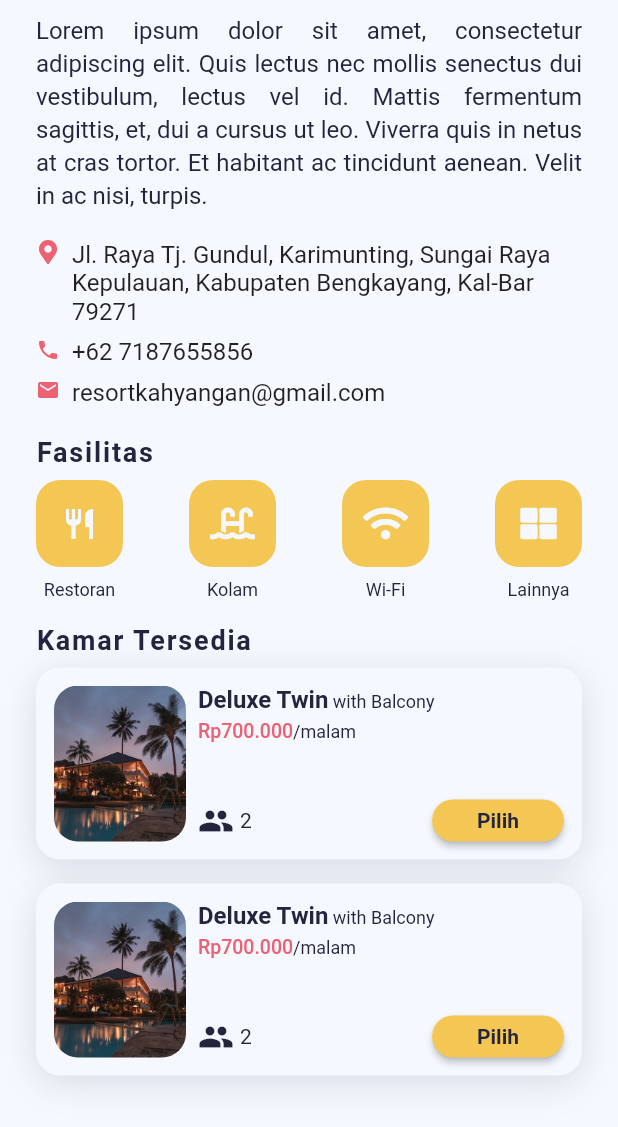
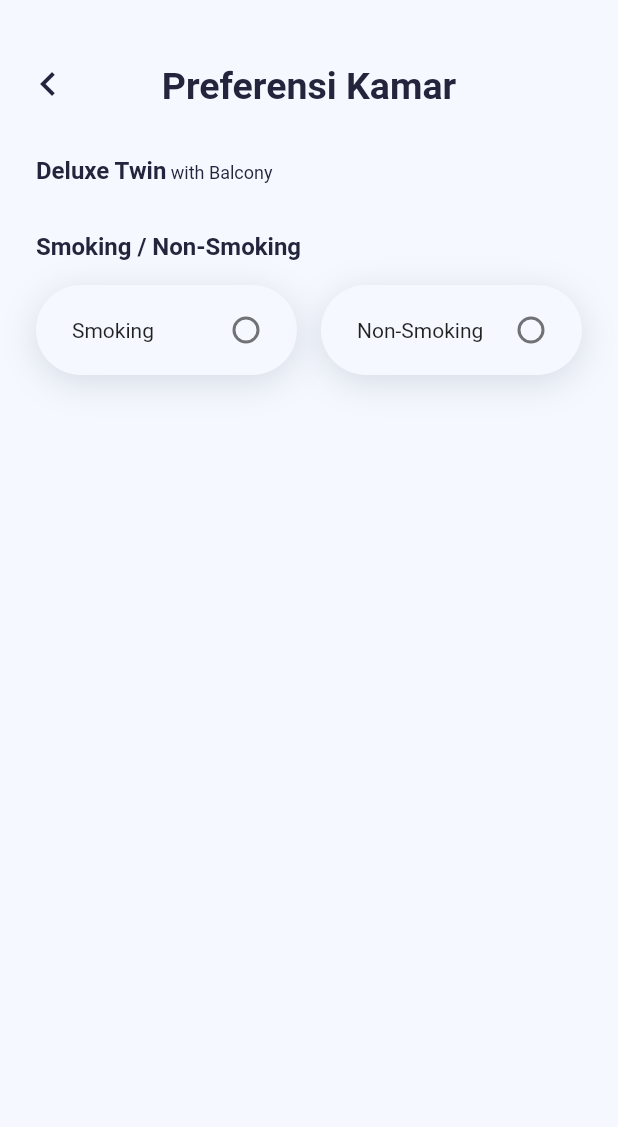
Before and after one commit to akhiang/reservation-hotel, a Flutter app: the HotelInformation widget shown alone on an empty page, opened directly, after a tap on "Pilih", on a phone screen of 412 x 824 dp. Shown: the top 1127 px of the screen. Run offline on Flutter 3.47's test engine with Material 2 defaults, Android fonts, the phone set to English and light mode, and no system bars; our stand-ins replace carousel_slider, flutter_rating_bar, font_awesome_flutter, sliding_sheet, sliding_up_panel, step_progress_indicator and 1 more; missing offline and left inert: simple_tooltip, snapping_sheet, super_tooltip; network calls fail.

Commit message:
add room preference

```diff
--- a/lib/screens/hotel/hotel_information.dart
+++ b/lib/screens/hotel/hotel_information.dart
@@ -19,7 +19,7 @@ class HotelInformation extends StatelessWidget {
           _buildDescription(),
           _buildContact(),
           _buildFacility(),
-          _buildHotelRoom(),
+          _buildHotelRoom(context),
           SizedBox(height: 24.0),
         ],
       ),
@@ -94,7 +94,7 @@ class HotelInformation extends StatelessWidget {
     );
   }
 
-  Padding _buildHotelRoom() {
+  Padding _buildHotelRoom(BuildContext context) {
     return Padding(
       padding: EdgeInsets.symmetric(vertical: 8.0, horizontal: 24.0),
       child: Column(
@@ -109,8 +109,18 @@ class HotelInformation extends StatelessWidget {
               letterSpacing: 1.2,
             ),
           ),
-          RoomCard(hotel: hotel),
-          RoomCard(hotel: hotel),
+          RoomCard(
+            hotel: hotel,
+            press: () {
+              Navigator.push(
+                context,
+                MaterialPageRoute(
+                  builder: (context) => RoomPreferenceScreen(),
+                ),
+              );
+            },
+          ),
+          // RoomCard(hotel: hotel),
         ],
       ),
     );
--- /dev/null
+++ b/lib/screens/hotel/room_preference_screen.dart
@@ -0,0 +1,80 @@
+part of 'package:dangau_hotel/screens/screens.dart';
+
+class RoomPreferenceScreen extends StatefulWidget {
+  @override
+  _RoomPreferenceScreenState createState() => _RoomPreferenceScreenState();
+}
+
+class _RoomPreferenceScreenState extends State<RoomPreferenceScreen> {
+  @override
+  Widget build(BuildContext context) {
+    return Scaffold(
+      appBar: PreferredSize(
+        preferredSize: Size.fromHeight(88.0),
+        child: CustomAppBar(title: 'Preferensi Kamar', isLeading: true),
+      ),
+      body: SingleChildScrollView(
+        child: Column(
+          crossAxisAlignment: CrossAxisAlignment.start,
+          children: [
+            Padding(
+              padding:
+                  const EdgeInsets.symmetric(vertical: 16.0, horizontal: 24.0),
+              child: RichText(
+                text: TextSpan(
+                  children: [
+                    TextSpan(
+                      text: "Deluxe Twin",
+                      style: TextStyle(
+                        color: ColorConst.kSecondaryColor,
+                        fontWeight: FontWeight.w600,
+                        fontSize: 16.0,
+                      ),
+                    ),
+                    TextSpan(
+                      text: " with Balcony",
+                      style: TextStyle(
+                        color: ColorConst.kSecondaryColor,
+                        fontSize: 12.0,
+                      ),
+                    ),
+                  ],
+                ),
+              ),
+            ),
+            _buildSmokeRadio(),
+          ],
+        ),
+      ),
+    );
+  }
+
+  Padding _buildSmokeRadio() {
+    return Padding(
+      padding: const EdgeInsets.symmetric(horizontal: 24.0, vertical: 16.0),
+      child: Column(
+        crossAxisAlignment: CrossAxisAlignment.start,
+        children: [
+          Text(
+            'Smoking / Non-Smoking',
+            style: TextStyle(
+              color: ColorConst.kSecondaryColor,
+              fontWeight: FontWeight.w600,
+              fontSize: 16.0,
+            ),
+          ),
+          SizedBox(height: 16.0),
+          Row(
+            children: [
+              RadioButton(
+                title: 'Smoking',
+              ),
+              SizedBox(width: 16.0),
+              RadioButton(title: 'Non-Smoking'),
+            ],
+          ),
+        ],
+      ),
+    );
+  }
+}
--- a/lib/screens/hotel/widgets/room_card.dart
+++ b/lib/screens/hotel/widgets/room_card.dart
@@ -2,10 +2,12 @@ part of 'package:dangau_hotel/screens/screens.dart';
 
 class RoomCard extends StatelessWidget {
   final Hotel hotel;
+  final Function press;
 
   const RoomCard({
     Key key,
     @required this.hotel,
+    @required this.press,
   }) : super(key: key);
 
   @override
@@ -127,6 +129,7 @@ class RoomCard extends StatelessWidget {
                         height: 28.0,
                         child: PrimaryButton(
                           text: 'Pilih',
+                          press: press,
                         ),
                       )
                     ],
--- a/lib/screens/screens.dart
+++ b/lib/screens/screens.dart
@@ -15,6 +15,7 @@ import 'package:dangau_hotel/models/models.dart';
 import 'package:dangau_hotel/utils/utils.dart';
 part 'package:dangau_hotel/routes.dart';
 
+part 'package:dangau_hotel/widgets/radio_button.dart';
 part 'package:dangau_hotel/widgets/custom_app_bar.dart';
 part 'package:dangau_hotel/widgets/text_field_container.dart';
 part 'package:dangau_hotel/widgets/primary_button.dart';
@@ -32,10 +33,11 @@ part 'package:dangau_hotel/screens/hotel/hotel_screen_2.dart';
 part 'package:dangau_hotel/screens/hotel/hotel_screen_3.dart';
 part 'package:dangau_hotel/screens/hotel/hotel_screen_4.dart';
 part 'package:dangau_hotel/screens/hotel/hotel_screen_5.dart';
-part 'package:dangau_hotel/screens/hotel/room_screen.dart';
 part 'package:dangau_hotel/screens/hotel/hotel_information.dart';
 part 'package:dangau_hotel/screens/hotel/hotel_food.dart';
 part 'package:dangau_hotel/screens/hotel/hotel_review.dart';
+part 'package:dangau_hotel/screens/hotel/room_screen.dart';
+part 'package:dangau_hotel/screens/hotel/room_preference_screen.dart';
 part 'package:dangau_hotel/screens/hotel/widgets/hotel_contact_list_tile.dart';
 part 'package:dangau_hotel/screens/hotel/widgets/facility_card.dart';
 part 'package:dangau_hotel/screens/hotel/widgets/room_card.dart';
--- a/lib/widgets/primary_button.dart
+++ b/lib/widgets/primary_button.dart
@@ -2,15 +2,18 @@ part of 'package:dangau_hotel/screens/screens.dart';
 
 class PrimaryButton extends StatelessWidget {
   final String text;
+  final Function press;
+
   const PrimaryButton({
     Key key,
     this.text,
+    this.press,
   }) : super(key: key);
 
   @override
   Widget build(BuildContext context) {
     return RaisedButton(
-      onPressed: () {},
+      onPressed: press,
       child: Text(
         text,
         style: TextStyle(
--- /dev/null
+++ b/lib/widgets/radio_button.dart
@@ -0,0 +1,67 @@
+part of 'package:dangau_hotel/screens/screens.dart';
+
+enum SmokeOption { smoking, nonsmoking }
+
+class RadioButton extends StatefulWidget {
+  final String title;
+
+  const RadioButton({
+    Key key,
+    this.title,
+  }) : super(key: key);
+
+  @override
+  _RadioButtonState createState() => _RadioButtonState();
+}
+
+class _RadioButtonState extends State<RadioButton> {
+  SmokeOption _character = SmokeOption.nonsmoking;
+
+  @override
+  Widget build(BuildContext context) {
+    return Flexible(
+      flex: 1,
+      child: GestureDetector(
+        onTap: () {
+          setState(() {
+            _character = SmokeOption.smoking;
+          });
+          print(_character);
+        },
+        child: Container(
+          padding: EdgeInsets.symmetric(horizontal: 24.0, vertical: 20.0),
+          decoration: BoxDecoration(
+            color: ColorConst.kThirdColor,
+            borderRadius: BorderRadius.circular(32.0),
+            boxShadow: [
+              BoxShadow(
+                color: ColorConst.kSecondaryColor.withOpacity(0.15),
+                offset: Offset(0.0, 5.0),
+                blurRadius: 20.0,
+              ),
+            ],
+          ),
+          child: Row(
+            mainAxisAlignment: MainAxisAlignment.spaceBetween,
+            children: [
+              Text(widget.title),
+              SizedBox(
+                width: 20.0,
+                height: 20.0,
+                child: Radio(
+                  value: SmokeOption.smoking,
+                  groupValue: _character,
+                  onChanged: (SmokeOption value) {
+                    setState(() {
+                      _character = value;
+                    });
+                  },
+                ),
+              ),
+            ],
+          ),
+        ),
+      ),
+    );
+  }
+}
```
Also changed, not shown: lib/screens/hotel/hotel_screen_5.dart (+0 -17 lines).
